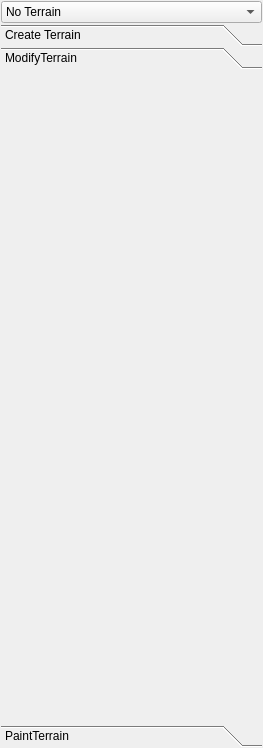
rastullahs-lockenpracht/rastullahs-lockenpracht, file rl/trunk/editors/Lockenwickler/ui files/MyTerrainManagerDock.ui: the form before one commit.
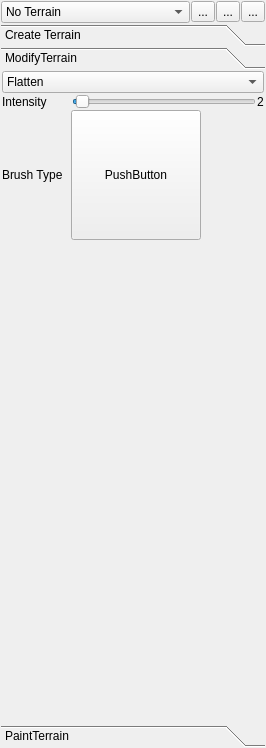
The form after the commit. The open tabs and pages were chosen to show the change. Icons and pictures are not drawn.

Commit message: - More improvements to the terrain tools

Patch:
```diff
--- a/rl/trunk/editors/Lockenwickler/ui files/MyTerrainManagerDock.ui
+++ b/rl/trunk/editors/Lockenwickler/ui files/MyTerrainManagerDock.ui
@@ -5,7 +5,7 @@
    <rect>
     <x>0</x>
     <y>0</y>
-    <width>263</width>
+    <width>266</width>
     <height>748</height>
    </rect>
   </property>
@@ -28,13 +28,62 @@
      </item>
     </widget>
    </item>
-   <item row="1" column="0" >
+   <item row="0" column="1" >
+    <widget class="QToolButton" name="toggleTerrainVisibilityButton" >
+     <property name="toolTip" >
+      <string>Delete the current terrain</string>
+     </property>
+     <property name="text" >
+      <string>...</string>
+     </property>
+     <property name="icon" >
+      <iconset resource="../src/media/icons/icons.qrc" >
+       <normaloff>:/iconsPref/14_layer_invisible.png</normaloff>
+       <normalon>:/iconsPref/14_layer_visible.png</normalon>:/iconsPref/14_layer_invisible.png</iconset>
+     </property>
+     <property name="checkable" >
+      <bool>true</bool>
+     </property>
+    </widget>
+   </item>
+   <item row="0" column="2" >
+    <widget class="QToolButton" name="editTerrainButton" >
+     <property name="toolTip" >
+      <string>Delete the current terrain</string>
+     </property>
+     <property name="text" >
+      <string>...</string>
+     </property>
+     <property name="icon" >
+      <iconset resource="../src/media/icons/icons.qrc" >
+       <normaloff>:/iconsPref/colors.png</normaloff>:/iconsPref/colors.png</iconset>
+     </property>
+     <property name="checkable" >
+      <bool>true</bool>
+     </property>
+    </widget>
+   </item>
+   <item row="0" column="3" >
+    <widget class="QToolButton" name="deleteTerrainButton" >
+     <property name="toolTip" >
+      <string>Delete the current terrain</string>
+     </property>
+     <property name="text" >
+      <string>...</string>
+     </property>
+     <property name="icon" >
+      <iconset resource="../src/media/icons/icons.qrc" >
+       <normaloff>:/iconsPref/editdelete.png</normaloff>:/iconsPref/editdelete.png</iconset>
+     </property>
+    </widget>
+   </item>
+   <item row="1" column="0" colspan="4" >
     <widget class="QToolBox" name="toolBox" >
      <property name="frameShape" >
       <enum>QFrame::NoFrame</enum>
      </property>
      <property name="frameShadow" >
-      <enum>QFrame::Plain</enum>
+      <enum>QFrame::Sunken</enum>
      </property>
      <property name="currentIndex" >
       <number>0</number>
@@ -565,13 +614,124 @@
        <rect>
         <x>0</x>
         <y>0</y>
-        <width>261</width>
-        <height>656</height>
+        <width>264</width>
+        <height>634</height>
        </rect>
       </property>
       <attribute name="label" >
        <string>ModifyTerrain</string>
       </attribute>
+      <layout class="QGridLayout" name="gridLayout_3" >
+       <property name="margin" >
+        <number>1</number>
+       </property>
+       <property name="spacing" >
+        <number>1</number>
+       </property>
+       <item row="0" column="0" colspan="4" >
+        <widget class="QComboBox" name="terrainModToolComboBox" >
+         <property name="toolTip" >
+          <string>Terrain tools</string>
+         </property>
+         <item>
+          <property name="text" >
+           <string>Flatten</string>
+          </property>
+         </item>
+         <item>
+          <property name="text" >
+           <string>Lower</string>
+          </property>
+         </item>
+         <item>
+          <property name="text" >
+           <string>Raise</string>
+          </property>
+         </item>
+        </widget>
+       </item>
+       <item row="1" column="0" colspan="2" >
+        <widget class="QLabel" name="label_12" >
+         <property name="toolTip" >
+          <string>The intensity wich is applied to the tool</string>
+         </property>
+         <property name="text" >
+          <string>Intensity</string>
+         </property>
+         <property name="buddy" >
+          <cstring>intensitySlider</cstring>
+         </property>
+        </widget>
+       </item>
+       <item row="1" column="2" >
+        <widget class="QSlider" name="intensitySlider" >
+         <property name="toolTip" >
+          <string>The intensity wich is applied to the tool</string>
+         </property>
+         <property name="value" >
+          <number>2</number>
+         </property>
+         <property name="orientation" >
+          <enum>Qt::Horizontal</enum>
+         </property>
+        </widget>
+       </item>
+       <item row="1" column="3" >
+        <widget class="QLabel" name="label_13" >
+         <property name="toolTip" >
+          <string>The intensity wich is applied to the tool</string>
+         </property>
+         <property name="text" >
+          <string>2</string>
+         </property>
+        </widget>
+       </item>
+       <item row="2" column="1" colspan="2" >
+        <widget class="QPushButton" name="brushButton" >
+         <property name="sizePolicy" >
+          <sizepolicy vsizetype="Fixed" hsizetype="Fixed" >
+           <horstretch>0</horstretch>
+           <verstretch>0</verstretch>
+          </sizepolicy>
+         </property>
+         <property name="minimumSize" >
+          <size>
+           <width>130</width>
+           <height>130</height>
+          </size>
+         </property>
+         <property name="toolTip" >
+          <string>The brush that is applied</string>
+         </property>
+         <property name="text" >
+          <string>PushButton</string>
+         </property>
+        </widget>
+       </item>
+       <item row="3" column="2" >
+        <spacer name="verticalSpacer" >
+         <property name="orientation" >
+          <enum>Qt::Vertical</enum>
+         </property>
+         <property name="sizeHint" stdset="0" >
+          <size>
+           <width>20</width>
+           <height>451</height>
+          </size>
+         </property>
+        </spacer>
+       </item>
+       <item row="2" column="0" >
+        <widget class="QLabel" name="label_14" >
+         <property name="text" >
+          <string>Brush Type  </string>
+         </property>
+         <property name="buddy" >
+          <cstring>brushButton</cstring>
+         </property>
+        </widget>
+       </item>
+      </layout>
      </widget>
      <widget class="QWidget" name="Seite" >
       <property name="geometry" >
```
Left out of the diff: 58 changed lines with no effect on the pictures. The commit also changes 6 other files.
